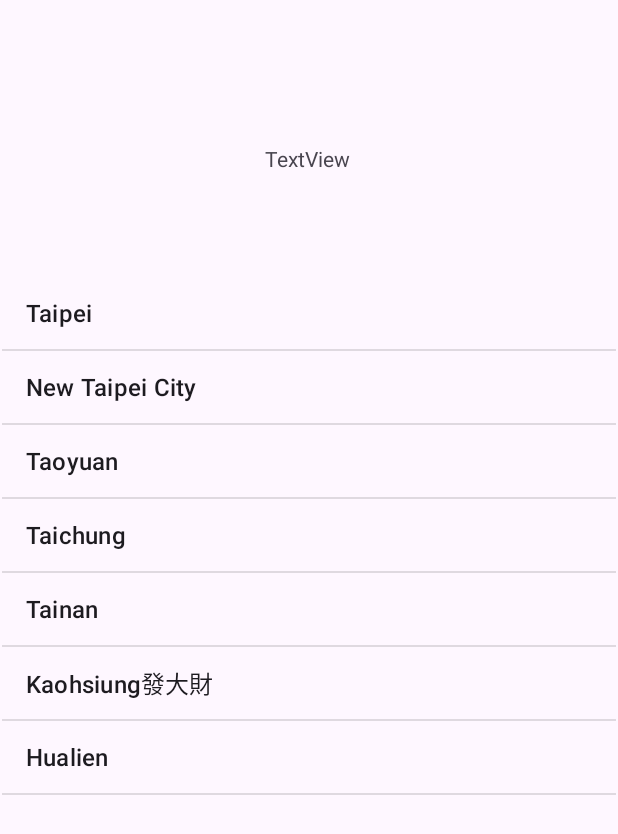
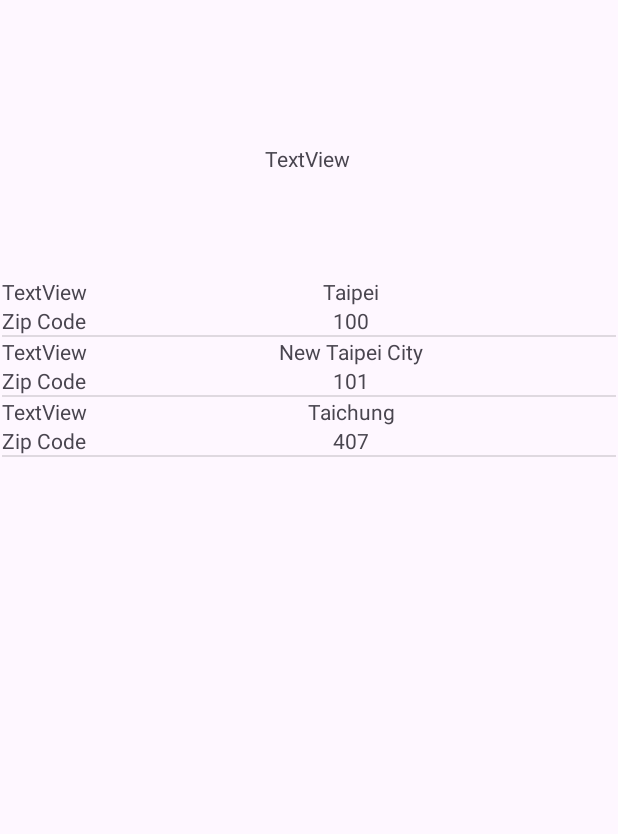
Before and after one commit to asd215038/AdvanceWidget, an Android app: the screen it shows after launch (MainActivity), on a phone screen of 412 x 824 dp. Shown: the top 834 px of the screen. Run offline under Robolectric (Android 15) with nearby library versions, the phone set to English and light mode, and no system bars.

```diff
--- /dev/null
+++ b/ListViewTest/app/src/main/java/com/example/listviewtest/City.java
@@ -0,0 +1,11 @@
+package com.example.listviewtest;
+
+public class City {
+    public String name;
+    public int zipCode;
+
+    public City(String name, int zipCode) {
+        this.name = name;
+        this.zipCode = zipCode;
+    }
+}
--- a/ListViewTest/app/src/main/java/com/example/listviewtest/MainActivity.java
+++ b/ListViewTest/app/src/main/java/com/example/listviewtest/MainActivity.java
@@ -1,7 +1,11 @@
 package com.example.listviewtest;
 
+import android.content.Context;
 import android.os.Bundle;
+import android.view.LayoutInflater;
 import android.view.View;
+import android.view.ViewGroup;
+import android.widget.Adapter;
 import android.widget.AdapterView;
 import android.widget.ArrayAdapter;
 import android.widget.ListView;
@@ -9,6 +13,7 @@ import android.widget.TextView;
 import android.widget.Toast;
 
 import androidx.activity.EdgeToEdge;
+import androidx.annotation.NonNull;
 import androidx.appcompat.app.AlertDialog;
 import androidx.appcompat.app.AppCompatActivity;
 import androidx.core.graphics.Insets;
@@ -22,6 +27,30 @@ import java.util.List;
 public class MainActivity extends AppCompatActivity implements AdapterView.OnItemClickListener {
     private ListView cityListView;
     private List<String> cities = new ArrayList<String>();
+
+    private class CityAdapter extends ArrayAdapter<City> {
+        public CityAdapter(@NonNull Context context, ArrayList<City> cities) {
+            super(context, 0, cities);
+        }
+
+        @Override
+        public View getView(int position, View converView, ViewGroup parent) {
+            // 找到哪一筆資料
+            City city = getItem(position);
+            // 設定要塞入的樣式
+            if(converView == null) {
+                converView = LayoutInflater.from(getContext()).inflate(R.layout.city_information, parent, false);
+            }
+            // 將資料塞入設計好的樣式
+            TextView tvName = (TextView) converView.findViewById(R.id.cityName);
+            TextView tvZipCode = (TextView) converView.findViewById(R.id.zipCode);
+
+            tvName.setText(city.name);
+            tvZipCode.setText(String.valueOf(city.zipCode));
+
+            return converView;
+        }
+    }
 
     @Override
     protected void onCreate(Bundle savedInstanceState) {
@@ -39,14 +68,21 @@ public class MainActivity extends AppCompatActivity implements AdapterView.OnIte
     }
 
     private void setCities(){
-        cities = new ArrayList<>(Arrays.asList(getResources().getStringArray(R.array.cities)));
-        cities.add("Hualien");
-        cities.add("Changhua");
-        cities.add("Taitung");
-        cities.add("Penghu");
-        //new Array adapter
-        ArrayAdapter<String> adapter = new ArrayAdapter<>(this, android.R.layout.simple_list_item_1, cities);
-       cityListView.setAdapter(adapter);
+//        cities = new ArrayList<>(Arrays.asList(getResources().getStringArray(R.array.cities)));
+//        cities.add("Hualien");
+//        cities.add("Changhua");
+//        cities.add("Taitung");
+//        cities.add("Penghu");
+//        //new Array adapter
+//        ArrayAdapter<String> adapter = new ArrayAdapter<>(this, android.R.layout.simple_list_item_1, cities);
+//        cityListView.setAdapter(adapter);
+
+        ArrayList<City> cityList = new ArrayList<City>();
+        cityList.add(new City("Taipei", 100));
+        cityList.add(new City("New Taipei City", 101));
+        cityList.add(new City("Taichung", 407));
+        CityAdapter adapter = new CityAdapter(this, cityList);
+        cityListView.setAdapter(adapter);
     }
 
     @Override
--- /dev/null
+++ b/ListViewTest/app/src/main/res/layout/city_information.xml
@@ -0,0 +1,54 @@
+<?xml version="1.0" encoding="utf-8"?>
+<androidx.constraintlayout.widget.ConstraintLayout xmlns:android="http://schemas.android.com/apk/res/android"
+    xmlns:tools="http://schemas.android.com/tools"
+    android:layout_width="match_parent"
+    android:layout_height="match_parent">
+
+    <LinearLayout
+        android:layout_width="409dp"
+        android:layout_height="wrap_content"
+        android:orientation="vertical"
+        tools:layout_editor_absoluteX="1dp"
+        tools:layout_editor_absoluteY="1dp">
+
+        <LinearLayout
+            android:layout_width="match_parent"
+            android:layout_height="wrap_content"
+            android:orientation="horizontal">
+
+            <TextView
+                android:id="@+id/name"
+                android:layout_width="wrap_content"
+                android:layout_height="wrap_content"
+                android:layout_weight="1"
+                android:text="TextView" />
+
+            <TextView
+                android:id="@+id/cityName"
+                android:layout_width="wrap_content"
+                android:layout_height="wrap_content"
+                android:layout_weight="1"
+                android:text="TextView" />
+        </LinearLayout>
+
+        <LinearLayout
+            android:layout_width="match_parent"
+            android:layout_height="wrap_content"
+            android:orientation="horizontal">
+
+            <TextView
+                android:id="@+id/textView4"
+                android:layout_width="wrap_content"
+                android:layout_height="wrap_content"
+                android:layout_weight="1"
+                android:text="Zip Code" />
+
+            <TextView
+                android:id="@+id/zipCode"
+                android:layout_width="wrap_content"
+                android:layout_height="wrap_content"
+                android:layout_weight="1"
+                android:text="TextView" />
+        </LinearLayout>
+    </LinearLayout>
+</androidx.constraintlayout.widget.ConstraintLayout>
```
